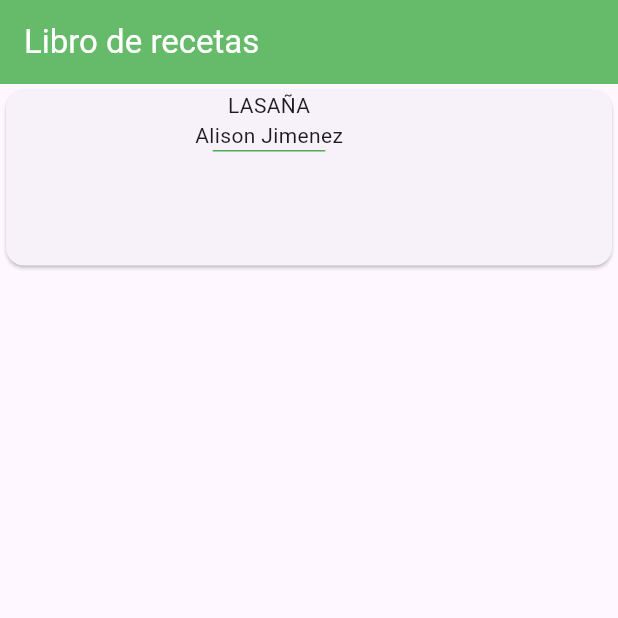
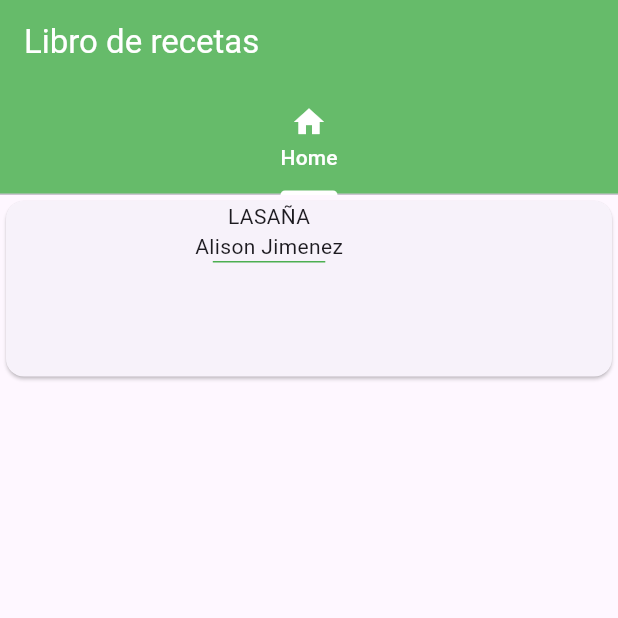
Before and after one commit to tatiana1104/recetario, a Flutter app: the screen it shows after launch, on a phone screen of 412 x 824 dp, the top half of it. Run offline on Flutter 3.47's test engine with Material 3 defaults, Android fonts, the phone set to English and light mode, and no system bars.

Commit message:
feat: modificacion de la estructuracion y navegacion de pantallas feat: modification of screen layout and navigation

```diff
--- a/lib/main.dart
+++ b/lib/main.dart
@@ -1,4 +1,7 @@
 import 'package:flutter/material.dart';
+
+//importar los archivos de las diferentes pantallas
+import 'package:recetario/screens/home_screen.dart';
 
 void main() {
   runApp(const MyApp());
@@ -23,7 +26,9 @@
 
   @override
   Widget build(BuildContext context) {
-    return Scaffold( //se crea una hoja en blanco
+    return DefaultTabController(
+      length: 4, //numero de pestañas
+      child: Scaffold( //se crea una hoja en blanco
         appBar: AppBar( //se muestra titulo y define color
           backgroundColor: Colors.green[400], //define el color de fondo del AppBar
           title: const Text(
@@ -32,40 +37,26 @@
               color: Colors.white,
             ),
           ),
+          //me permite navegar entre pantallas
+          bottom: TabBar(
+            //define las pestañas
+            indicatorColor: Colors.white,
+            labelColor: Colors.white,
+            unselectedLabelColor: Colors.green[100],
+            tabs: [
+              //primera pantalla
+              Tab(icon: Icon(Icons.home),
+                text: 'Home')
+            ]
+          ),
         ),
 
         //se muestra el contenido de la app
-      body: Container(
-        width: MediaQuery.of(context).size.width, //define el ancho del contenedor
-        height: 125, //define la altura del contenedor
-        child: Card(
-          child: Row(
-            children: <Widget>[
-              Container(
-                height: 125,
-                width: 100,
-                child: ClipRRect( //permite que la imagen tenga bordes circulares
-                  borderRadius: BorderRadius.circular(10.0), //borde circular
-                  child: Container( //llama a la función que contiene la imagen
-
-                  ),
-                ),
-              ),
-              SizedBox(width: 26), //espacio entre la imagen y el texto
-              Column(
-                children: <Widget>[
-                  Text('LASAÑA'),
-                  Text('Alison Jimenez'),
-                  Container(
-                    height: 1,
-                    width: 75,
-                    color: Colors.green,
-                  ),
-
+        body:
+        TabBarView(
+          children: [
+            HomeScreen(),
           ],
-              ),
-            ],
-          ),
         ),
       ),
     );
--- /dev/null
+++ b/lib/screens/home_screen.dart
@@ -0,0 +1,44 @@
+import 'package:flutter/material.dart';
+
+class HomeScreen extends StatelessWidget {
+  const HomeScreen({super.key});
+
+@override
+  Widget build(BuildContext context) {
+    return Scaffold(
+      body: Container(
+        width: MediaQuery.of(context).size.width, //define el ancho del contenedor
+        height: 125, //define la altura del contenedor
+        child: Card(
+          child: Row(
+            children: <Widget>[
+              Container(
+                height: 125,
+                width: 100,
+                child: ClipRRect( //permite que la imagen tenga bordes circulares
+                  borderRadius: BorderRadius.circular(10.0), //borde circular
+                  child: Container( //llama a la función que contiene la imagen
+
+                  ),
+                ),
+              ),
+              SizedBox(width: 26), //espacio entre la imagen y el texto
+              Column(
+                children: <Widget>[
+                  Text('LASAÑA'),
+                  Text('Alison Jimenez'),
+                  Container(
+                    height: 1,
+                    width: 75,
+                    color: Colors.green,
+                  ),
+
+                ],
+              ),
+            ],
+          ),
+        ),
+      ),
+    );
+  }
+}
```
Lines whose indentation alone changed are shown as unchanged.
